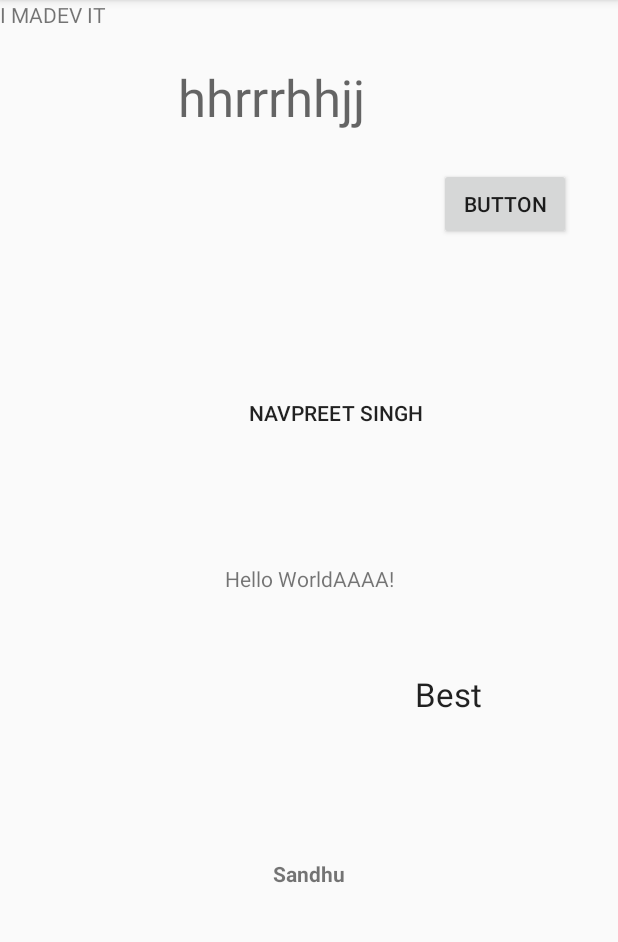
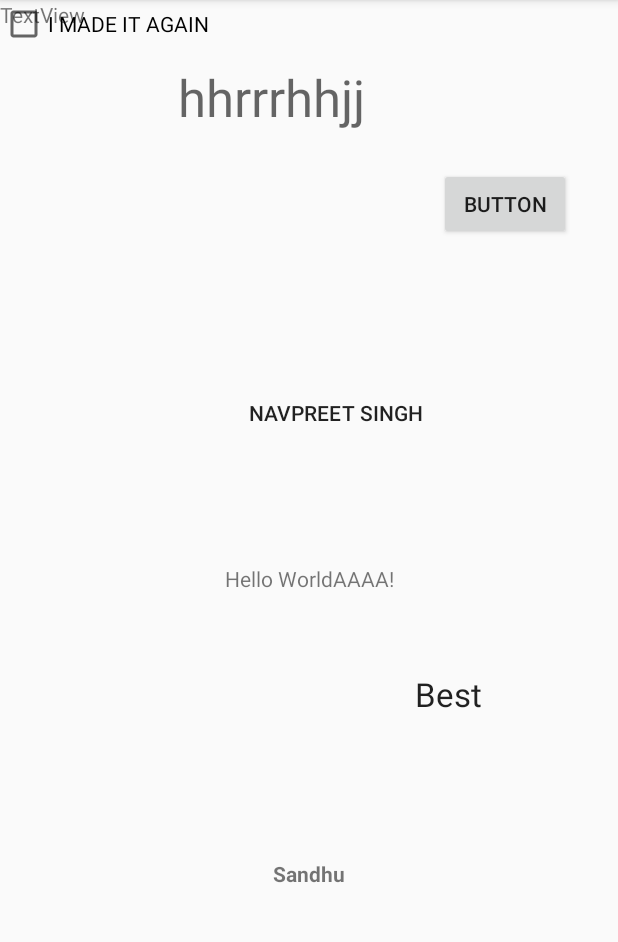
Before and after one commit to NavSGill/NewSkype, an Android app: the screen it shows after launch (MainActivity), on a phone screen of 412 x 824 dp, the part 84-1026 px from its top. Run offline under Robolectric (Android 15) with nearby library versions, the phone set to English and light mode, and no system bars.

Commit message:
ASDFASDF23

```diff
--- a/app/src/main/res/layout/activity_main.xml
+++ b/app/src/main/res/layout/activity_main.xml
@@ -70,7 +70,7 @@
         android:id="@+id/textView5"
         android:layout_width="wrap_content"
         android:layout_height="wrap_content"
-        android:text="I MADEV IT"
+        android:text="TextView"
         tools:layout_editor_absoluteX="158dp"
         tools:layout_editor_absoluteY="320dp" />
 
@@ -107,4 +107,12 @@
         app:layout_constraintHorizontal_bias="0.764"
         app:layout_constraintVertical_bias="0.609" />
 
+    <CheckBox
+        android:id="@+id/checkBox"
+        android:layout_width="wrap_content"
+        android:layout_height="wrap_content"
+        android:text="I MADE IT AGAIN"
+        tools:layout_editor_absoluteX="73dp"
+        tools:layout_editor_absoluteY="95dp" />
+
 </android.support.constraint.ConstraintLayout>
```
